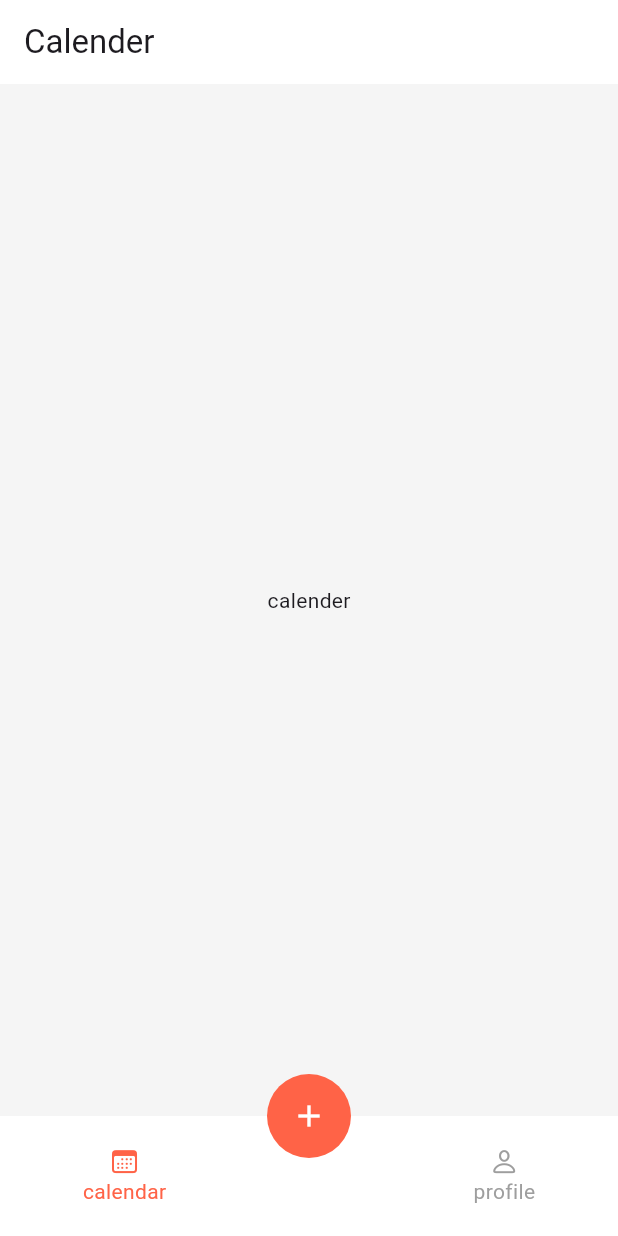
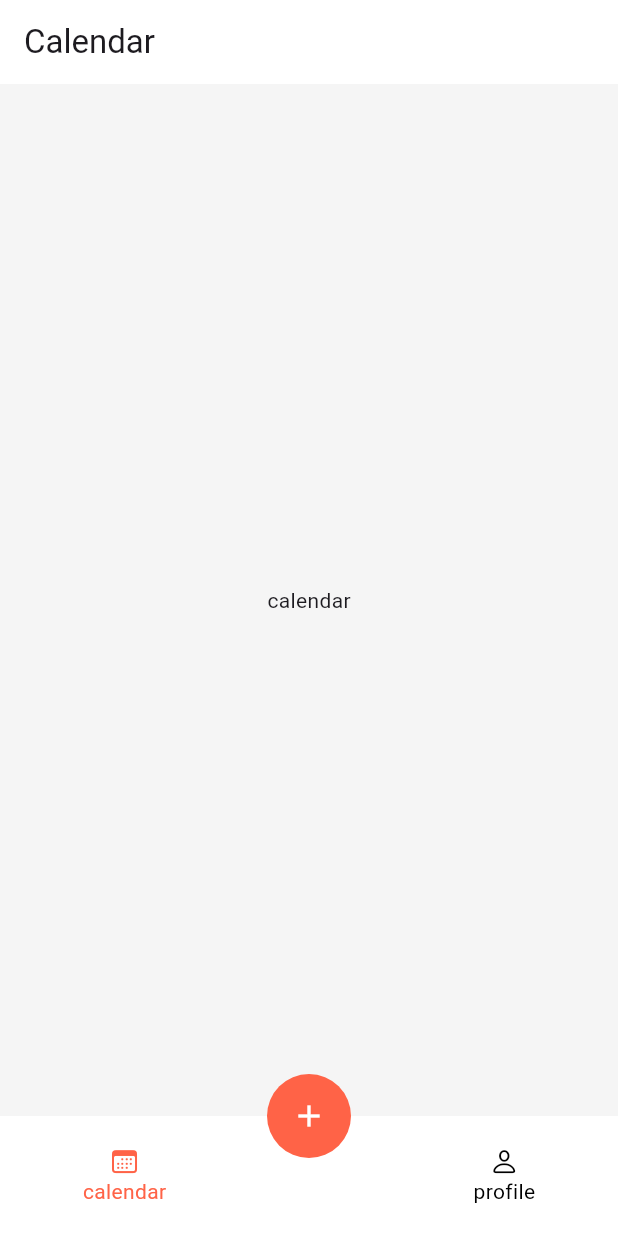
Before and after one commit to Drag-your-task/Drag, a Flutter app: the screen it shows after launch, on a phone screen of 412 x 824 dp. Run offline on Flutter 3.47's test engine with Material 3 defaults, Android fonts, the phone set to English and light mode, and no system bars.

Commit message:
modify home screen

```diff
--- a/lib/views/calender_screen.dart
+++ b/lib/views/calendar_screen.dart
@@ -6,6 +6,6 @@ class CalendarScreen extends StatelessWidget {
 
   @override
   Widget build(BuildContext context) {
-    return Center(child: Text("calender"),);
+    return Center(child: Text("calendar"),);
   }
 }
--- a/lib/views/home_screen.dart
+++ b/lib/views/home_screen.dart
@@ -2,7 +2,7 @@ import 'package:drag/views/profile_screen.dart';
 import 'package:flutter/cupertino.dart';
 import 'package:flutter/material.dart';
 import '../theme/colors.dart';
-import 'calender_screen.dart';
+import 'calendar_screen.dart';
 
 class HomeScreen extends StatefulWidget {
 
@@ -14,7 +14,7 @@ class HomeScreen extends StatefulWidget {
 
 class _HomeScreenState extends State<HomeScreen> {
   int _selectedIndex = 0; // 현재 선택된 탭의 인덱스
-  String _title = "Calender"; // 현재 선택된 탭의 title
+  String _title = "Calendar"; // 현재 선택된 탭의 title
 
   // 각 탭 인덱스에 따라 페이지를 반환합니다.
   Widget _getPage(int index) {
@@ -31,7 +31,7 @@ class _HomeScreenState extends State<HomeScreen> {
   void _onItemTapped(int index) {
     setState(() {
       _selectedIndex = index;
-      _title = index == 0 ? "Calender" : "Profile";
+      _title = index == 0 ? "Calendar" : "Profile";
     });
   }
 
@@ -81,7 +81,7 @@ class _HomeScreenState extends State<HomeScreen> {
     required String text,
     required int index,
   }) {
-    Color color = _selectedIndex == index ? AppColors.primary : Colors.grey; // AppColors를 사용하여 선택된 탭 색상 지정
+    Color color = _selectedIndex == index ? AppColors.primary : Colors.black; // AppColors를 사용하여 선택된 탭 색상 지정
 
     return InkWell(
       onTap: () => _onItemTapped(index),
```
